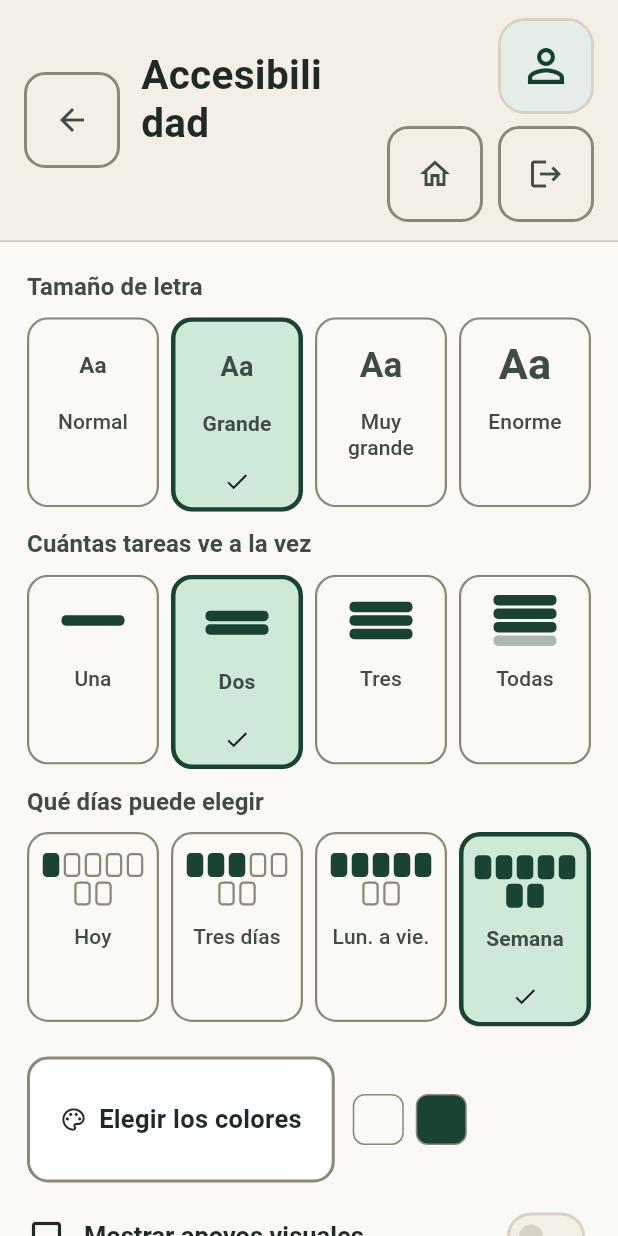
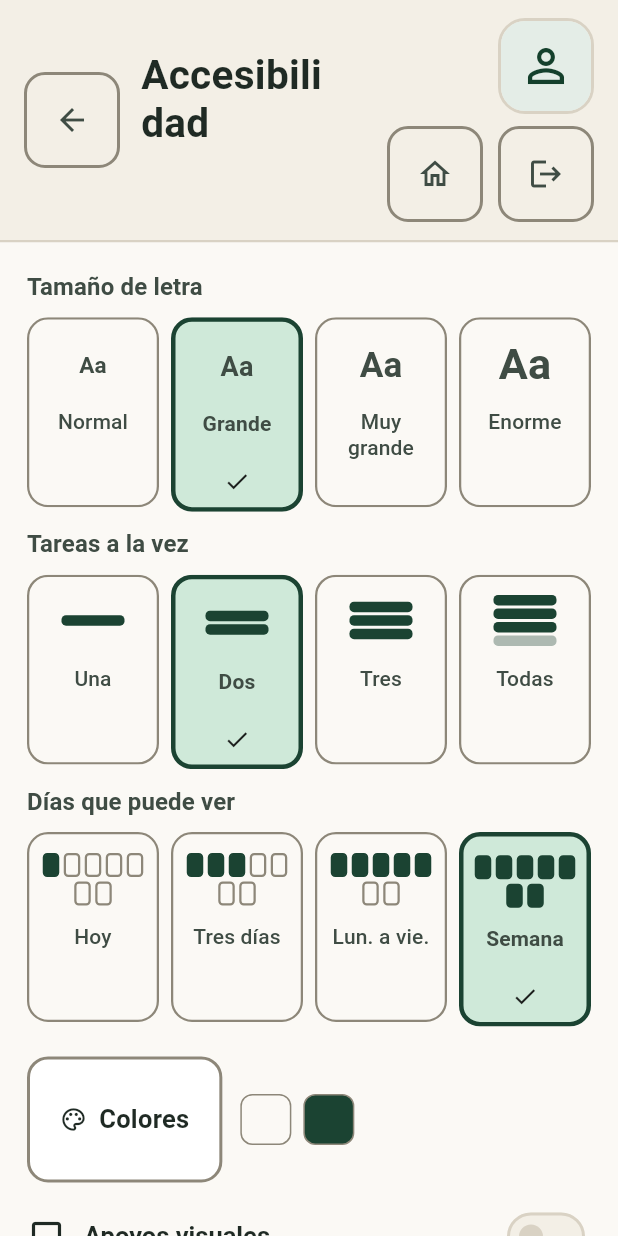
Before and after one commit to jxliian/dgp-mda-2627, a Flutter app: the AccessSettingsScreen widget shown alone on an empty page, opened directly with empty values, on a phone screen of 412 x 824 dp. Run offline on Flutter 3.47's test engine with Material 3 defaults, Android fonts, the phone set to English and light mode, and no system bars; our stand-ins replace flutter_svg, flutter_tts, shared_preferences; missing offline and left inert: file_selector; accounts and stored records are empty; network calls fail.

Commit message:
Sin desplazamiento tampoco con la letra al maximo
Con «Enorme» en los ajustes del alumno ---el doble del tamano base--- la
agenda pedia 327 px de desplazamiento, la tarea 421, elegir dia 334 y la
accesibilidad 324. Si no cabe, la aplicacion deja de servir justo a quien
mas la necesita.

Crece lo que hay que leer y no lo que lo rodea: el titulo de la pantalla
se queda en 1,3x, los rotulos de los botones y las insignias en 1,4x. Con
la letra grande los iconos decorativos encogen o desaparecen, la barra
pasa a iconos, las listas reparten menos elementos por pagina y el ancho
de lectura crece con la letra, porque se mide en caracteres y no en
pixeles.

Los rotulos de los ajustes se acortan: con la letra al doble, cada
palabra de mas es una linea de mas, y el dibujo ya explica la opcion.

El grupo «letra enorme» de sin_scroll_test comprueba las cuatro
pantallas con la letra al maximo.

```diff
--- a/src/frontend/lib/screens/access_editor.dart
+++ b/src/frontend/lib/screens/access_editor.dart
@@ -48,17 +48,14 @@ class _AccessEditorState extends State<AccessEditor> {
     Opcion(7, 'Semana'),
   ];
   static const _apoyos = {
-    'pictograms': ('Mostrar apoyos visuales', Icons.image_outlined),
+    'pictograms': ('Apoyos visuales', Icons.image_outlined),
     'contrast': ('Alto contraste', Icons.contrast),
-    'talkback': ('Mostrar botones para escuchar', Icons.volume_up_outlined),
+    'talkback': ('Botones para escuchar', Icons.volume_up_outlined),
   };
   static const _permisos = {
-    'prof_mod': ('Permiso de personalización avanzada', Icons.tune),
-    'profile_mod': (
-      'Puede modificar su perfil',
-      Icons.manage_accounts_outlined,
-    ),
-    'task_mod': ('Puede crear y eliminar sus tareas', Icons.add_task),
+    'prof_mod': ('Personalización avanzada', Icons.tune),
+    'profile_mod': ('Puede cambiar sus ajustes', Icons.manage_accounts_outlined),
+    'task_mod': ('Puede crear y borrar tareas', Icons.add_task),
   };
 
   void _guardar(String clave, Object valor) =>
@@ -89,13 +86,13 @@ class _AccessEditorState extends State<AccessEditor> {
             ),
             _opciones(
               clave: 'ntasks_visible',
-              etiqueta: 'Cuántas tareas ve a la vez',
+              etiqueta: 'Tareas a la vez',
               opciones: _tareasPorPagina,
               simbolo: SimboloDeTareas.new,
             ),
             _opciones(
               clave: 'ndays_visible',
-              etiqueta: 'Qué días puede elegir',
+              etiqueta: 'Días que puede ver',
               opciones: _diasVisibles,
               simbolo: SimboloDeDias.new,
             ),
@@ -180,7 +177,7 @@ class _AccessEditorState extends State<AccessEditor> {
       OutlinedButton.icon(
         onPressed: widget.enabled ? _abrirColores : null,
         icon: const Icon(Icons.palette_outlined),
-        label: const Text('Elegir los colores'),
+        label: const Text('Colores'),
       ),
       const SizedBox(width: 12),
       MuestraDeColor(widget.settings.color('main_col')),
--- a/src/frontend/lib/screens/access_settings_screen.dart
+++ b/src/frontend/lib/screens/access_settings_screen.dart
@@ -111,7 +111,7 @@ class _AccessSettingsScreenState extends State<AccessSettingsScreen> {
           FormActions(
             busy: guardando || !widget.enabled,
             onSave: guardar,
-            label: 'Guardar accesibilidad',
+            label: 'Guardar',
             topPadding: 18,
           ),
         ],
--- a/src/frontend/lib/ui/theme.dart
+++ b/src/frontend/lib/ui/theme.dart
@@ -87,6 +87,16 @@ class Pantalla {
   /// Ancho mínimo de una tarjeta en rejilla. Las columnas salen de dividir el
   /// espacio entre esto, no de una lista de anchos fijos.
   static const anchoDeTarjeta = 230.0;
+
+  /// Cuánto se ha agrandado la letra respecto del tamaño de base. Un alumno
+  /// con «Enorme» en sus ajustes llega a 2,0.
+  static double escalaDeTexto(BuildContext context) =>
+      MediaQuery.textScalerOf(context).scale(16) / 16;
+
+  /// Con la letra muy grande todo ocupa el doble y hay que recortar lo que no
+  /// es información: iconos decorativos, márgenes y elementos por página.
+  static bool letraGrande(BuildContext context) =>
+      escalaDeTexto(context) >= 1.45;
 
   /// Ancho máximo cómodo para leer un párrafo seguido. Por encima de esto la
   /// línea se hace larga y cuesta volver al principio del renglón.
--- a/src/frontend/lib/ui/widgets/option_picker.dart
+++ b/src/frontend/lib/ui/widgets/option_picker.dart
@@ -167,8 +167,9 @@ class _Tarjeta<T> extends StatelessWidget {
     // sistema: así las cuatro tarjetas de un grupo miden exactamente igual.
     const tamano = 14.0;
     const interlineado = 1.2;
+    final lineas = Pantalla.letraGrande(context) ? 1 : 2;
     final altoDelNombre =
-        MediaQuery.textScalerOf(context).scale(tamano) * interlineado * 2;
+        MediaQuery.textScalerOf(context).scale(tamano) * interlineado * lineas;
     return Column(
     mainAxisSize: MainAxisSize.min,
     children: [
@@ -179,7 +180,7 @@ class _Tarjeta<T> extends StatelessWidget {
         child: Text(
           opcion.label,
           textAlign: TextAlign.center,
-          maxLines: 2,
+          maxLines: lineas,
           overflow: TextOverflow.ellipsis,
           style: TextStyle(
             fontSize: tamano,
--- a/src/frontend/lib/ui/widgets/page_shell.dart
+++ b/src/frontend/lib/ui/widgets/page_shell.dart
@@ -117,7 +117,12 @@ class _Barra extends StatelessWidget {
       padding: const EdgeInsets.fromLTRB(16, 12, 16, 12),
       child: LayoutBuilder(
         builder: (context, restricciones) {
-          final estrecha = restricciones.maxWidth < Pantalla.media;
+          // Con la letra muy grande los botones de la barra con texto
+          // ocupan tres filas y dejan sin sitio al contenido: pasan a iconos,
+          // que conservan su nombre accesible.
+          final estrecha =
+              restricciones.maxWidth < Pantalla.media ||
+              Pantalla.letraGrande(context);
           return Row(
             crossAxisAlignment: CrossAxisAlignment.center,
             children: [
@@ -185,7 +190,14 @@ class _Barra extends StatelessWidget {
           onPressed: () => Navigator.maybePop(context),
         );
 
-  Widget _titulo(BuildContext context) => Column(
+  /// El título crece menos que el contenido. Quien agranda la letra lo hace
+  /// para leer sus tareas, no el rótulo de la pantalla: dejarlo crecer igual
+  /// se comía media pantalla antes de empezar.
+  static const _maximoDelTitulo = 1.3;
+
+  Widget _titulo(BuildContext context) {
+    final escala = Pantalla.escalaDeTexto(context);
+    final contenido = Column(
       crossAxisAlignment: CrossAxisAlignment.start,
       mainAxisSize: MainAxisSize.min,
       children: [
@@ -203,6 +215,12 @@ class _Barra extends StatelessWidget {
           ),
       ],
     );
+    if (escala <= _maximoDelTitulo) return contenido;
+    return MediaQuery.withClampedTextScaling(
+      maxScaleFactor: _maximoDelTitulo,
+      child: contenido,
+    );
+  }
 }
 
 class _Contenido extends StatelessWidget {
--- a/src/frontend/lib/ui/widgets/screen_actions.dart
+++ b/src/frontend/lib/ui/widgets/screen_actions.dart
@@ -36,8 +36,15 @@ class ScreenActions extends StatelessWidget {
 
   final double topPadding;
 
+  /// Los botones ya son grandes por sí mismos: dejar que su rótulo crezca al
+  /// doble los parte en dos líneas y roba alto al contenido, que es lo que de
+  /// verdad hay que poder leer.
+  static const _maximoDelRotulo = 1.4;
+
   @override
-  Widget build(BuildContext context) => Padding(
+  Widget build(BuildContext context) => MediaQuery.withClampedTextScaling(
+    maxScaleFactor: _maximoDelRotulo,
+    child: Padding(
     padding: EdgeInsets.only(top: topPadding),
     child: Column(
       crossAxisAlignment: CrossAxisAlignment.stretch,
@@ -56,5 +63,6 @@ class ScreenActions extends StatelessWidget {
         ],
       ],
     ),
+    ),
   );
 }
```
Also changed, not shown: src/frontend/lib/screens/days_screen.dart (+26 -2 lines), src/frontend/lib/screens/task_detail_screen.dart (+26 -11 lines), src/frontend/lib/ui/widgets/action_tile.dart (+16 -11 lines), src/frontend/lib/ui/widgets/paged_items.dart (+10 -1 lines), 3 other files. Lines whose indentation alone changed are shown as unchanged.
